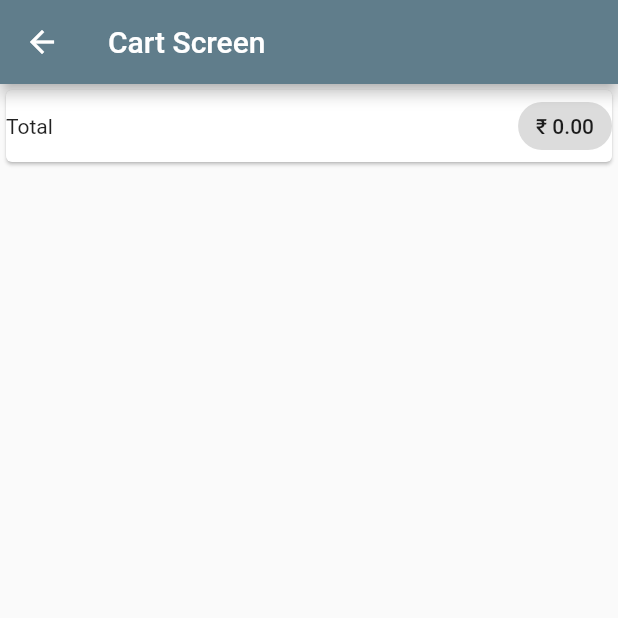
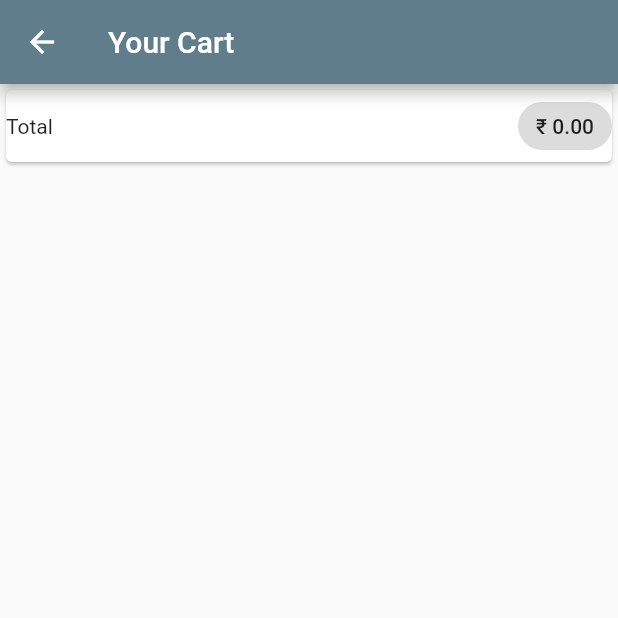
Before and after one commit to sauravptl/Flutter_Ecom, a Flutter app: the CartScreen screen opened by its route, on a phone screen of 412 x 824 dp, the top half of it. Run offline on Flutter 3.47's test engine with Material 2 defaults, Android fonts, the phone set to English and light mode, and no system bars.

Commit message:
changes in cart

```diff
--- a/ecom/lib/screens/cart.dart
+++ b/ecom/lib/screens/cart.dart
@@ -17,7 +17,7 @@ class _CartScreenState extends State<CartScreen> {
     final cart = Provider.of<Cart>(context);
     return Scaffold(
       appBar: AppBar(
-        title: const Text('Cart Screen'),
+        title: const Text('Your Cart'),
       ),
       body: Column(
         children: [
```
